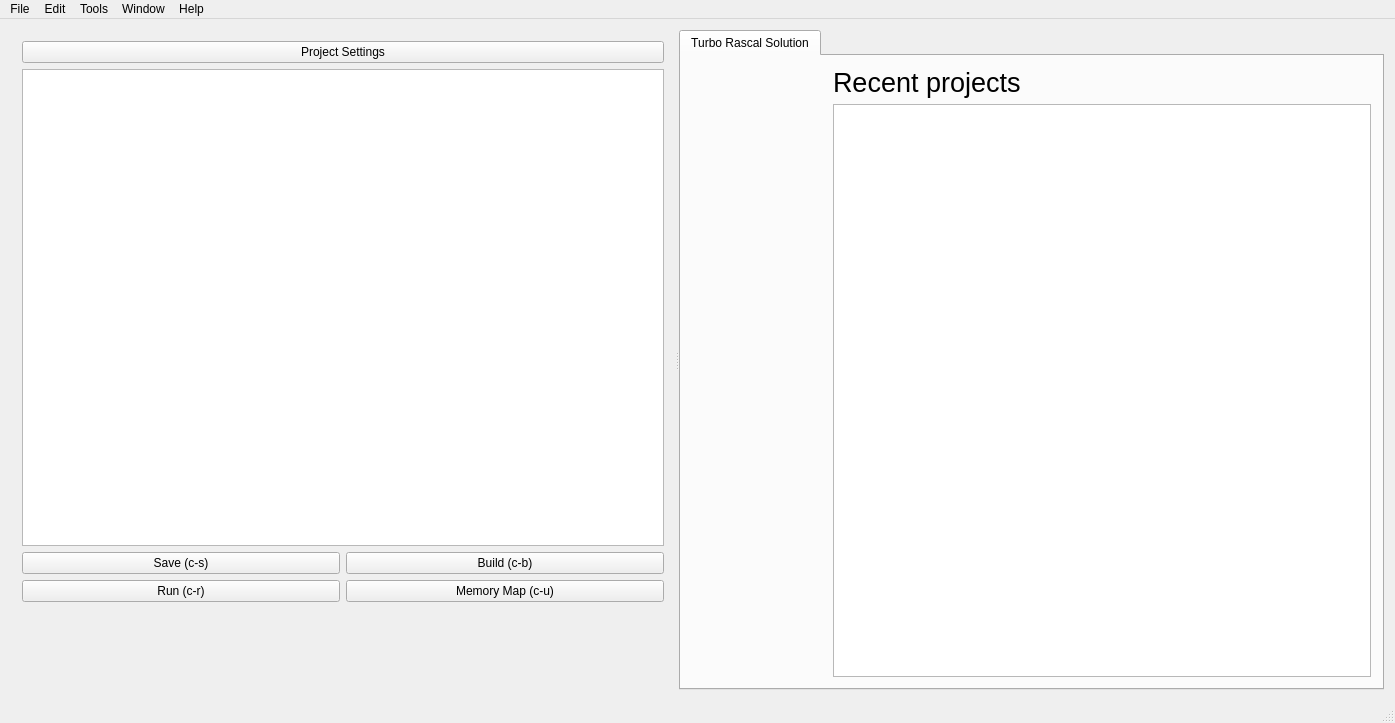
This is mainwindow.ui in leuat/TRSE as Qt 5 draws it before an edit. The edited form follows.
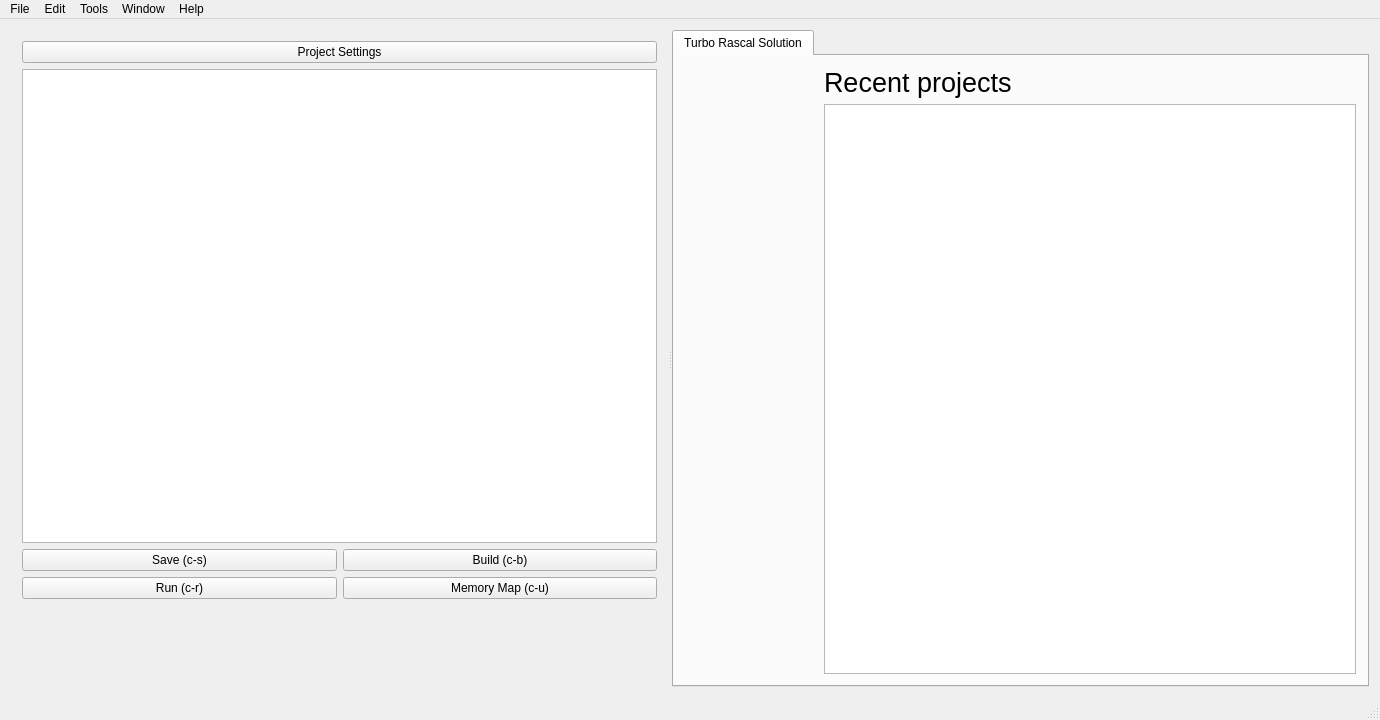
This is the edited form. Icons and pictures are not drawn.

```diff
--- a/mainwindow.ui
+++ b/mainwindow.ui
@@ -6,8 +6,8 @@
    <rect>
     <x>0</x>
     <y>0</y>
-    <width>1395</width>
-    <height>723</height>
+    <width>1380</width>
+    <height>720</height>
    </rect>
   </property>
   <property name="sizePolicy">
@@ -267,7 +267,7 @@
     <rect>
      <x>0</x>
      <y>0</y>
-     <width>1395</width>
+     <width>1380</width>
      <height>22</height>
     </rect>
    </property>
```
